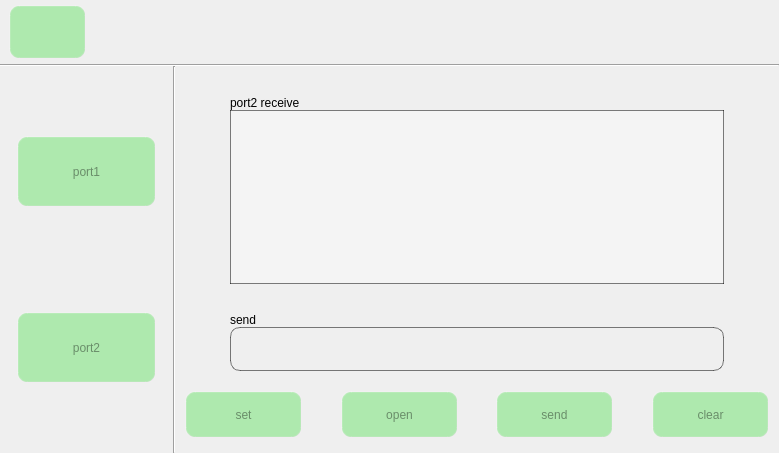
jizizihe/baijie_demo, file serial.ui: the form before one commit.
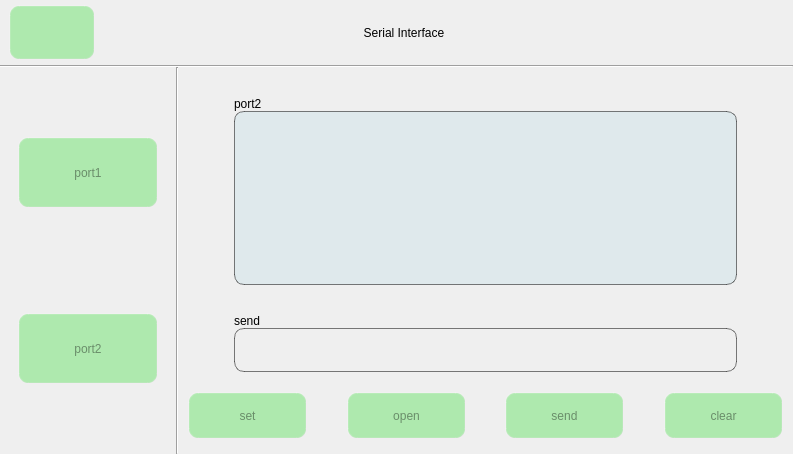
The form after the commit. The open tabs and pages were chosen to show the change. Icons and pictures are not drawn.

Commit message: func: 1.chang button style in gpio       2.refresh when open and close button in wifi,bluetooth,ethernet and 4g       3.add set  gateway and subnet mask in ethernet       4.add display 4g status in 4g       5.optimize copy,cut,delete,safe exit in storage       6.add the judgment that the serial port is occupied

Patch:
```diff
--- a/serial.ui
+++ b/serial.ui
@@ -9,8 +9,8 @@
    <rect>
     <x>0</x>
     <y>0</y>
-    <width>779</width>
-    <height>453</height>
+    <width>793</width>
+    <height>454</height>
    </rect>
   </property>
   <property name="sizePolicy">
@@ -73,6 +73,7 @@
 
 /****************滑块部件*******************/
 
+ QScrollBar{ width:25px;}
 
 
 QSlider::handle:horizontal { /*水平滑块的手柄*/
@@ -110,7 +111,7 @@
      <number>0</number>
     </property>
     <item row="0" column="0">
-     <layout class="QHBoxLayout" name="horizontalLayout_13" stretch="1,9">
+     <layout class="QHBoxLayout" name="horizontalLayout_13" stretch="1,1,1,3,3">
       <property name="spacing">
        <number>6</number>
       </property>
@@ -191,6 +192,42 @@
         </property>
        </widget>
       </item>
+      <item>
+       <spacer name="horizontalSpacer_10">
+        <property name="orientation">
+         <enum>Qt::Horizontal</enum>
+        </property>
+        <property name="sizeHint" stdset="0">
+         <size>
+          <width>40</width>
+          <height>20</height>
+         </size>
+        </property>
+       </spacer>
+      </item>
+      <item>
+       <spacer name="horizontalSpacer_11">
+        <property name="orientation">
+         <enum>Qt::Horizontal</enum>
+        </property>
+        <property name="sizeHint" stdset="0">
+         <size>
+          <width>40</width>
+          <height>20</height>
+         </size>
+        </property>
+       </spacer>
+      </item>
+      <item>
+       <widget class="QLabel" name="label_5">
+        <property name="text">
+         <string>Serial Interface</string>
+        </property>
+        <property name="alignment">
+         <set>Qt::AlignCenter</set>
+        </property>
+       </widget>
+      </item>
       <item>
        <spacer name="horizontalSpacer_4">
         <property name="orientation">
@@ -280,6 +317,16 @@
             <property name="text">
              <string>port1</string>
             </property>
+            <property name="icon">
+             <iconset resource="translation.qrc">
+              <normaloff>:/button_image/COM.svg</normaloff>:/button_image/COM.svg</iconset>
+            </property>
+            <property name="iconSize">
+             <size>
+              <width>30</width>
+              <height>30</height>
+             </size>
+            </property>
            </widget>
           </item>
           <item>
@@ -339,6 +386,16 @@
             <property name="text">
              <string>port2</string>
             </property>
+            <property name="icon">
+             <iconset resource="translation.qrc">
+              <normaloff>:/button_image/COM.svg</normaloff>:/button_image/COM.svg</iconset>
+            </property>
+            <property name="iconSize">
+             <size>
+              <width>30</width>
+              <height>30</height>
+             </size>
+            </property>
            </widget>
           </item>
           <item>
@@ -1409,7 +1466,7 @@
                    <enum>Qt::WheelFocus</enum>
                   </property>
                   <property name="text">
-                   <string>port2 receive </string>
+                   <string>port2 </string>
                   </property>
                   <property name="alignment">
                    <set>Qt::AlignBottom|Qt::AlignLeading|Qt::AlignLeft</set>
@@ -1455,14 +1512,18 @@
                    <enum>Qt::WheelFocus</enum>
                   </property>
                   <property name="styleSheet">
-                   <string notr="true">border-width:  1px;  /*边框宽度为4像素*/
+                   <string notr="true"> border-width:  1px;  /*边框宽度为4像素*/
  border-color: rgba(0, 0, 0,130);/*边框颜色*/
- background-color:rgba(255, 255, 255, 80);
- border-style: outset; /*边框样式*/</string>
+ background-color: rgb(189, 220, 231,80);
+ border-style: outset; /*边框样式*/
+ border-radius: 10px; /*边框圆角半径*/</string>
                   </property>
                   <property name="readOnly">
                    <bool>true</bool>
                   </property>
+                  <property name="plainText">
+                   <string/>
+                  </property>
                  </widget>
                 </item>
                 <item>
```
Left out of the diff: 20 changed lines with no effect on the pictures. The commit also changes 103 other files.
